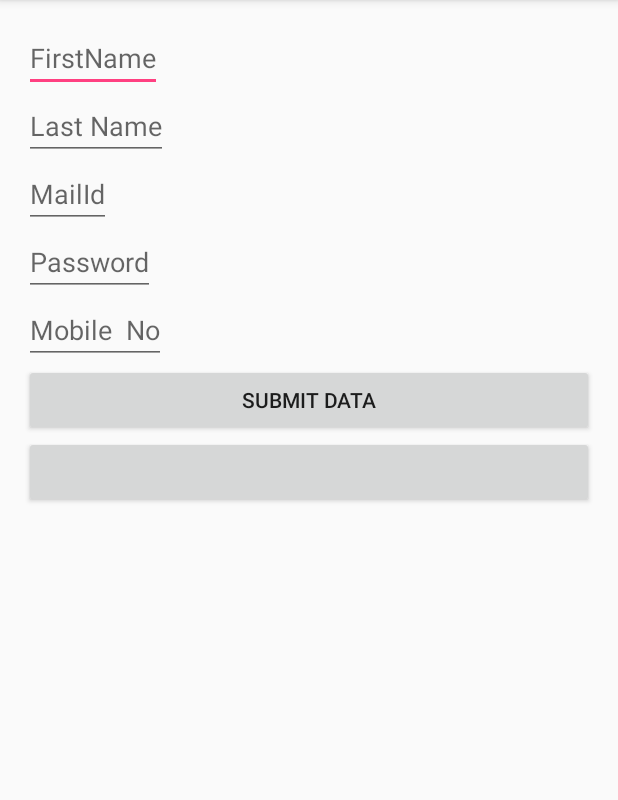
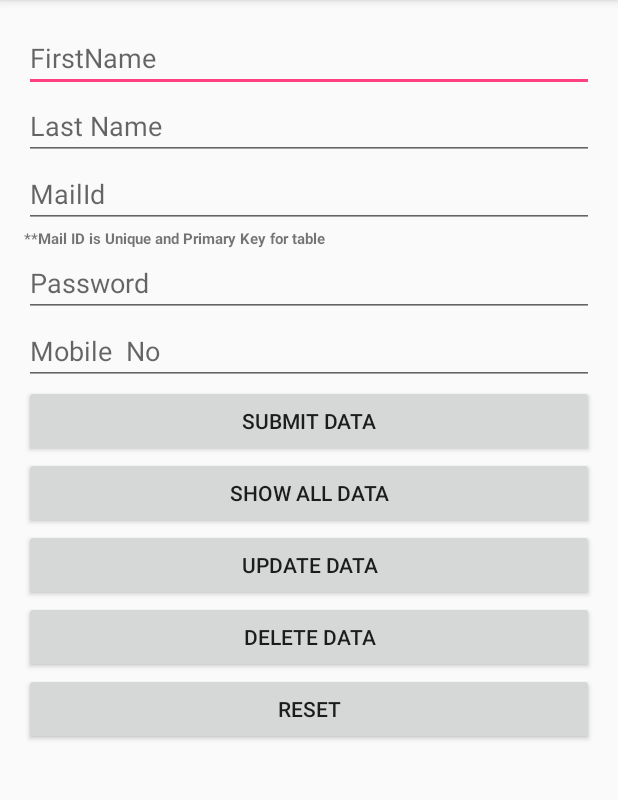
Before and after one commit to mohitlivetech2016/DataBaseRetry, an Android app: the screen it shows after launch (MainActivity), on a phone screen of 412 x 824 dp, the part 84-884 px from its top. Run offline under Robolectric (Android 15) with nearby library versions, the phone set to English and light mode, and no system bars.

Commit message:
........

```diff
--- a/app/src/main/AndroidManifest.xml
+++ b/app/src/main/AndroidManifest.xml
@@ -15,7 +15,6 @@
                 <category android:name="android.intent.category.LAUNCHER" />
             </intent-filter>
         </activity>
-        <activity android:name=".Login"></activity>
     </application>
 
 </manifest>
--- a/app/src/main/java/com/app/databaseretry/MainActivity.java
+++ b/app/src/main/java/com/app/databaseretry/MainActivity.java
@@ -13,8 +13,7 @@ public class MainActivity extends AppCompatActivity {
 
     DataBase mMydb;
     EditText mEtFname,mEtLname,mEtMailId,mEtPassword,mEtPhoneNo;
-    Button mBtnSubmit,mBtnViewAll;
-
+    Button mBtnSubmit,mBtnViewAll,mBtnUpdateData,mBtnResetData,mBtnDeleteData;
 
     @Override
     protected void onCreate(Bundle savedInstanceState) {
@@ -30,9 +29,33 @@ public class MainActivity extends AppCompatActivity {
         mEtPhoneNo=(EditText)findViewById(R.id.idEtMobileNo);
         mBtnViewAll=(Button)findViewById(R.id.idBtnShowAllData);
         mBtnSubmit=(Button)findViewById(R.id.idBtnSubmitData);
-
+        mBtnUpdateData=(Button)findViewById(R.id.idBtnUpdateData);
+        mBtnDeleteData=(Button)findViewById(R.id.idBtnDeleteData);
+        mBtnResetData=(Button)findViewById(R.id.idBtnReset);
         addDate();
         viewAll();
+        updateData();
+        deletedData();
+        resetValue();
+
+    }
+
+    private void resetValue() {
+
+        mBtnResetData.setOnClickListener(new View.OnClickListener() {
+            @Override
+            public void onClick(View v) {
+
+                mEtFname.setText("");
+                mEtLname.setText("");
+                mEtMailId.setText("");
+                mEtPassword.setText("");
+                mEtPhoneNo.setText("");
+
+
+            }
+        });
+
 
     }
 
@@ -104,4 +127,60 @@ public class MainActivity extends AppCompatActivity {
         builder.show();
 
     }
+
+
+    public void updateData()
+    {
+
+        mBtnUpdateData.setOnClickListener(new View.OnClickListener() {
+            @Override
+            public void onClick(View v) {
+                String fName,lName,mailId,pass,mobileNo;
+                fName=mEtFname.getText().toString();
+                lName=mEtLname.getText().toString();
+                mailId=mEtMailId.getText().toString();
+                pass=mEtPassword.getText().toString();
+                mobileNo=mEtPhoneNo.getText().toString();
+                boolean isUpdated= mMydb.updateMessages(fName,lName,mailId,pass,mobileNo);
+
+                if(isUpdated==true)
+                {
+
+                    Toast.makeText(MainActivity.this, "Update Successfully", Toast.LENGTH_SHORT).show();
+                }
+
+                else
+                {
+                    Toast.makeText(MainActivity.this, "Please try again", Toast.LENGTH_SHORT).show();
+
+                }
+            }
+        });
+
+
+    }
+
+    public void deletedData()
+    {
+        mBtnDeleteData.setOnClickListener(new View.OnClickListener() {
+            @Override
+            public void onClick(View v) {
+                String mailId;
+                mailId=mEtMailId.getText().toString();
+
+                boolean isDeleted=mMydb.deleteData(mailId);
+
+                if(isDeleted==true)
+                {
+                    Toast.makeText(MainActivity.this, "Row Deleted Successfully", Toast.LENGTH_SHORT).show();
+                }
+                else
+                {
+                    Toast.makeText(MainActivity.this, "Try Again", Toast.LENGTH_SHORT).show();
+                }
+            }
+        });
+
+    }
+
 }
--- a/app/src/main/res/layout/activity_main.xml
+++ b/app/src/main/res/layout/activity_main.xml
@@ -9,52 +9,67 @@
     android:paddingRight="@dimen/activity_horizontal_margin"
     android:paddingTop="@dimen/activity_vertical_margin"
     tools:context="com.app.databaseretry.MainActivity">
-
+<ScrollView
+    android:layout_width="match_parent"
+    android:layout_height="match_parent">
     <LinearLayout
         android:layout_width="match_parent"
         android:layout_height="wrap_content"
-        android:orientation="vertical">
+        android:orientation="vertical"
+        android:layout_centerHorizontal="true"
+        android:layout_centerVertical="true"
+        >
 
         <EditText
-            android:layout_width="wrap_content"
-            android:layout_height="match_parent"
+            android:layout_width="match_parent"
+            android:layout_height="wrap_content"
             android:hint="FirstName"
             android:id="@+id/idEtFirstName"
+            android:layout_gravity="center"
 
             />
 
         <EditText
-            android:layout_width="wrap_content"
-            android:layout_height="match_parent"
+            android:layout_width="match_parent"
+            android:layout_height="wrap_content"
             android:hint="Last Name"
             android:id="@+id/idEtLastName"
+            android:layout_gravity="center"
 
             />
 
         <EditText
-            android:layout_width="wrap_content"
-            android:layout_height="match_parent"
+            android:layout_width="match_parent"
+            android:layout_height="wrap_content"
             android:hint="MailId"
             android:id="@+id/idEtMailId"
+            android:layout_gravity="center"
 
 
+            />
+        <TextView
+            android:layout_width="match_parent"
+            android:layout_height="wrap_content"
+            android:text="**Mail ID is Unique and Primary Key for table"
+            android:textSize="10sp"
+            android:textStyle="bold"
             />
 
 
         <EditText
-            android:layout_width="wrap_content"
-            android:layout_height="match_parent"
+            android:layout_width="match_parent"
+            android:layout_height="wrap_content"
             android:hint="Password"
             android:id="@+id/idEtPassword"
-
+            android:layout_gravity="center"
             />
 
         <EditText
-            android:layout_width="wrap_content"
-            android:layout_height="match_parent"
+            android:layout_width="match_parent"
+            android:layout_height="wrap_content"
             android:hint="Mobile  No"
             android:id="@+id/idEtMobileNo"
-
+            android:layout_gravity="center"
             />
 
         <Button
@@ -62,16 +77,41 @@
             android:layout_height="wrap_content"
             android:text="Submit Data"
             android:id="@+id/idBtnSubmitData"
-
+            android:layout_gravity="center"
             />
 
         <Button
             android:layout_width="match_parent"
             android:layout_height="wrap_content"
             android:id="@+id/idBtnShowAllData"
+            android:layout_gravity="center"
+            android:text="Show All Data"
+            />
+
+        <Button
+            android:layout_width="match_parent"
+            android:layout_height="wrap_content"
+            android:text="Update Data"
+            android:id="@+id/idBtnUpdateData"
+            android:layout_gravity="center"
+
+            />
+        <Button
+            android:layout_width="match_parent"
+            android:layout_height="wrap_content"
+            android:text="Delete Data"
+            android:id="@+id/idBtnDeleteData"
+
+            />
+        <Button
+            android:layout_width="match_parent"
+            android:layout_height="wrap_content"
+            android:id="@+id/idBtnReset"
+            android:text="Reset"
 
             />
 
 
     </LinearLayout>
+</ScrollView>
 </RelativeLayout>
```
Also changed, not shown: app/src/main/java/com/app/databaseretry/DataBase.java (+32 -0 lines), app/src/main/res/layout/activity_login.xml (deleted, +0 -55 lines).
